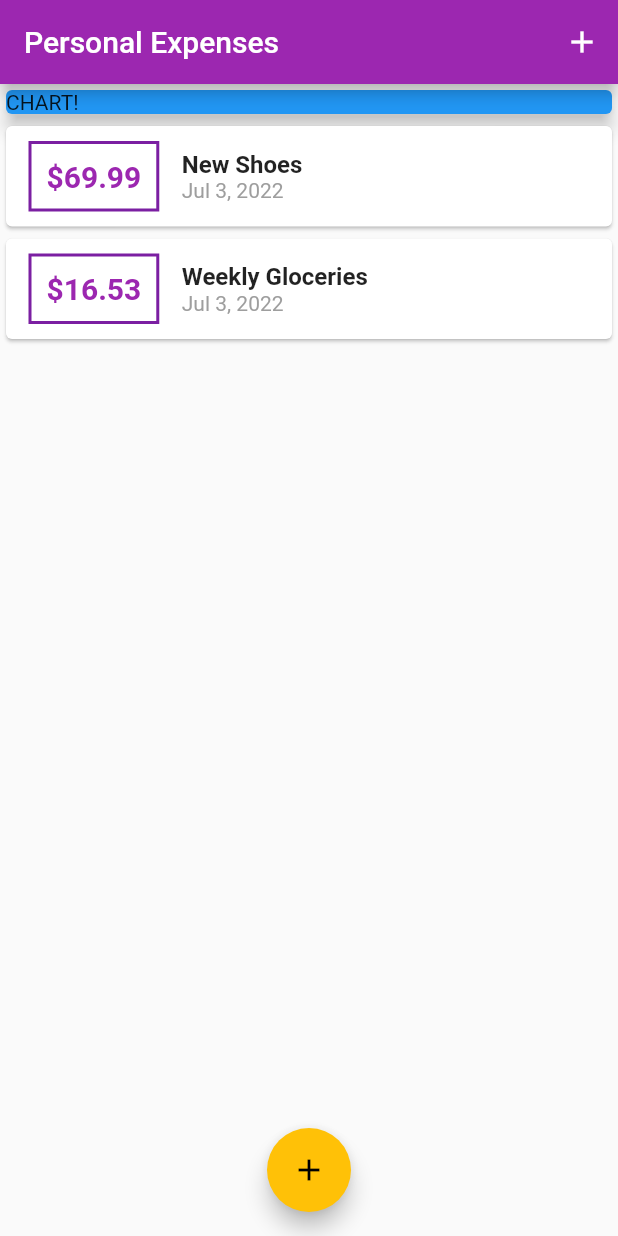
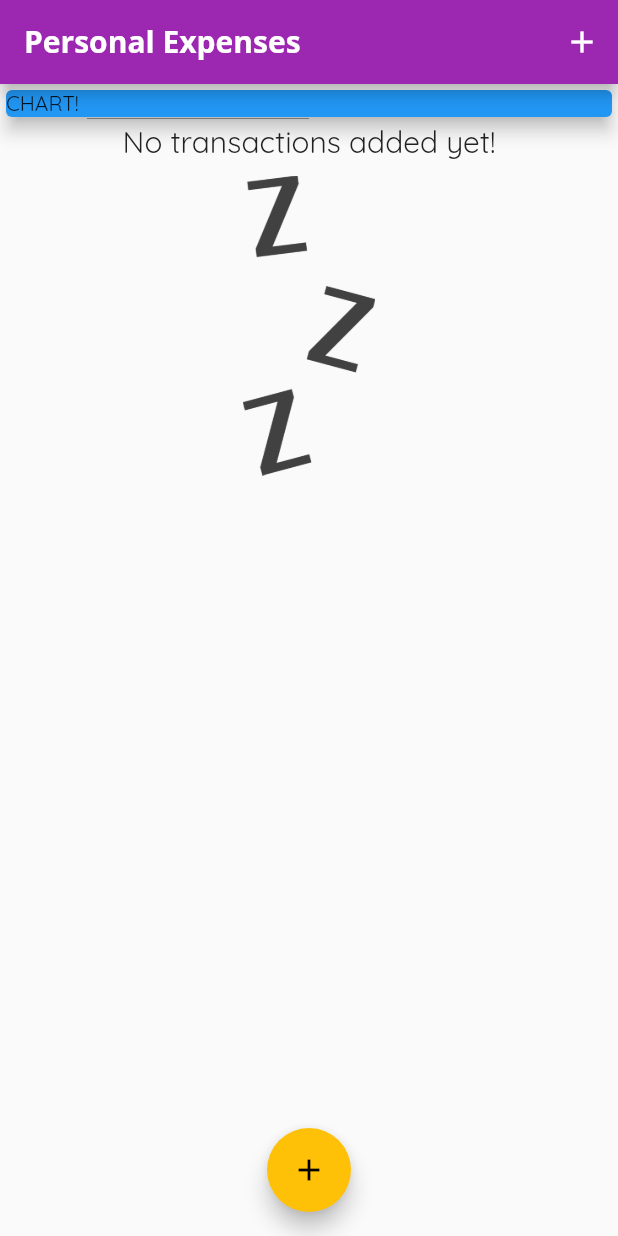
Before and after one commit to suad-mo/personal_expenses, a Flutter app: the screen it shows after launch, on a phone screen of 412 x 824 dp. Run offline on Flutter 3.47's test engine with Material 2 defaults, Android fonts, the phone set to English and light mode, and no system bars; Roboto replaces fonts that are missing (Open Sans).

Commit message:
Add: Customs Fonts and Images to App...

```diff
--- a/lib/main.dart
+++ b/lib/main.dart
@@ -17,6 +17,14 @@ class MyApp extends StatelessWidget {
       theme: ThemeData(
         primarySwatch: Colors.purple,
         accentColor: Colors.amber,
+        fontFamily: 'Quicksand',
+        appBarTheme: AppBarTheme(
+          titleTextStyle: TextStyle(
+            fontFamily: 'Open Sans',
+            fontSize: 20,
+            fontWeight: FontWeight.bold,
+          ),
+        ),
       ),
       home: MyHomePage(),
     );
@@ -31,18 +39,18 @@ class MyHomePage extends StatefulWidget {
 
 class _MyHomePageState extends State<MyHomePage> {
   final List<Transanction> _userTransactions = [
-    Transanction(
-      id: 't1',
-      title: 'New Shoes',
-      amount: 69.99,
-      date: DateTime.now(),
-    ),
-    Transanction(
-      id: 't2',
-      title: 'Weekly Gloceries',
-      amount: 16.53,
-      date: DateTime.now(),
-    )
+    // Transanction(
+    //   id: 't1',
+    //   title: 'New Shoes',
+    //   amount: 69.99,
+    //   date: DateTime.now(),
+    // ),
+    // Transanction(
+    //   id: 't2',
+    //   title: 'Weekly Gloceries',
+    //   amount: 16.53,
+    //   date: DateTime.now(),
+    // )
   ];
 
   void _addNewTransaction(String txTitle, double txAmount) {
@@ -76,7 +84,10 @@ class _MyHomePageState extends State<MyHomePage> {
   Widget build(BuildContext context) {
     return Scaffold(
       appBar: AppBar(
-        title: const Text('Personal Expenses'),
+        title: Text(
+          'Personal Expenses',
+          // style: TextStyle(fontFamily: 'Open Sans'),
+        ),
         actions: <Widget>[
           IconButton(
             onPressed: () => _startAddNewTransaction(context),
--- a/lib/widgets/transaction_list.dart
+++ b/lib/widgets/transaction_list.dart
@@ -13,7 +13,26 @@ class TransactionList extends StatelessWidget {
   Widget build(BuildContext context) {
     return Container(
       height: 300,
-      child: ListView.builder(
+      child: transactions.isEmpty
+          ? Column(
+              children: <Widget>[
+                Text(
+                  'No transactions added yet!',
+                  style: Theme.of(context).textTheme.titleLarge,
+                ),
+                SizedBox(
+                  height: 10,
+                ),
+                Container(
+                  height: 200,
+                  child: Image.asset(
+                    'assets/images/waiting.png',
+                    fit: BoxFit.cover,
+                  ),
+                ),
+              ],
+            )
+          : ListView.builder(
               itemBuilder: (ctx, index) {
                 return Card(
                   child: Row(
```
Also changed, not shown: pubspec.yaml (+13 -8 lines), assets/fonts/OpenSans-Bold.ttf (added), assets/fonts/OpenSans-Regular.ttf (added), assets/fonts/Quicksand-Bold.ttf (added), assets/fonts/Quicksand-Light.ttf (added), assets/fonts/Quicksand-Medium.ttf (added), assets/fonts/Quicksand-Regular.ttf (added), assets/images/waiting.png (added). Lines whose indentation alone changed are shown as unchanged.
